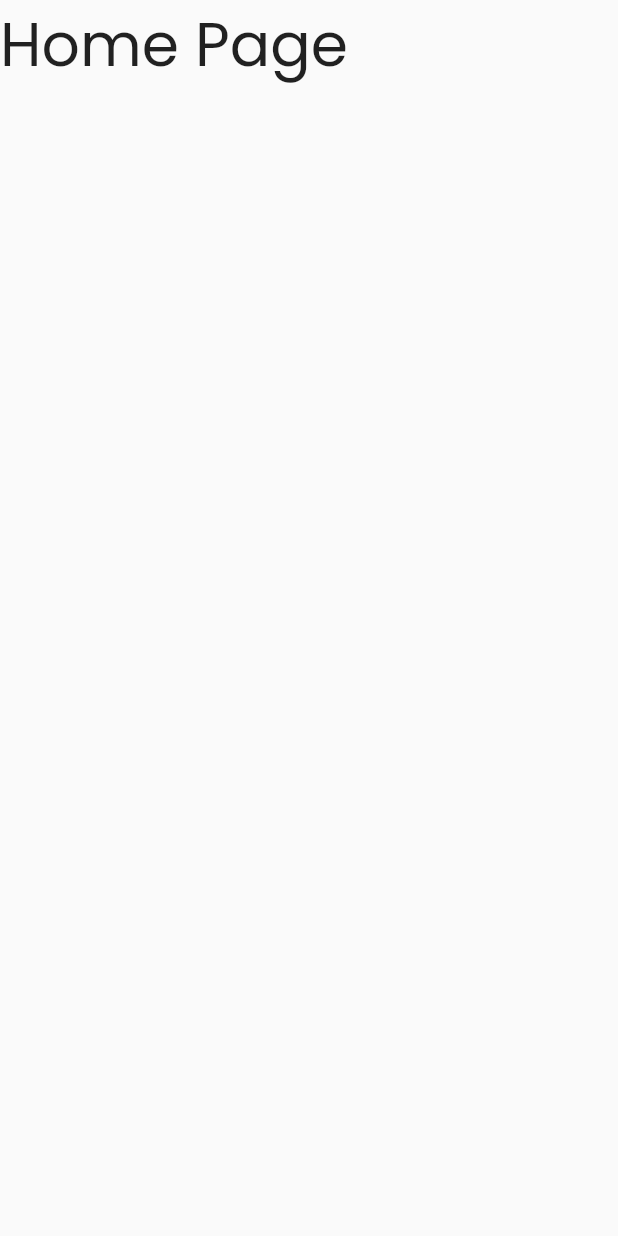
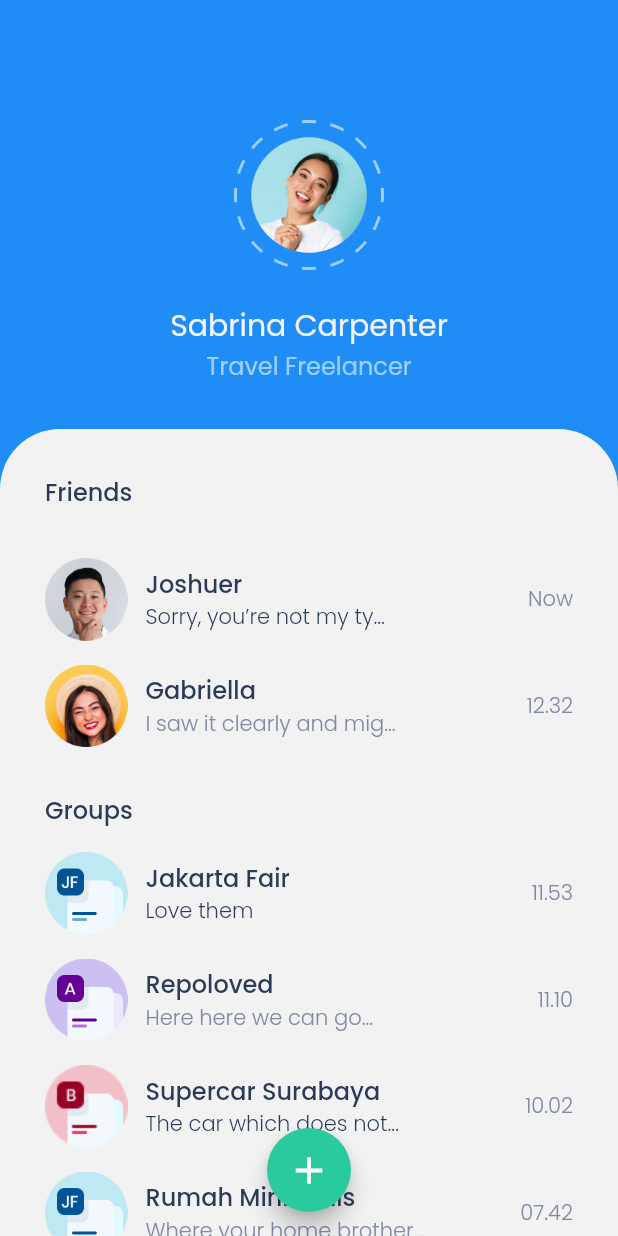
Before and after one commit to heyaender/flutter-heychat, a Flutter app: the screen it shows after launch, on a phone screen of 412 x 824 dp. Run offline on Flutter 3.47's test engine with Material 2 defaults, Android fonts, the phone set to English and light mode, and no system bars.

Commit message:
selesai slicing chattyapp

```diff
--- a/lib/main.dart
+++ b/lib/main.dart
@@ -1,9 +1,11 @@
 import 'package:flutter/material.dart';
 import 'pages/home_page.dart';
 
-void main() => runApp(MyApp());
+void main() => runApp(const MyApp());
 
 class MyApp extends StatelessWidget {
+  const MyApp({super.key});
+
   @override
   Widget build(BuildContext context) {
     return MaterialApp(
@@ -11,7 +13,7 @@ class MyApp extends StatelessWidget {
       theme: ThemeData(
         fontFamily: 'Poppins',
       ),
-      home: HomePage(),
+      home: const HomePage(),
     );
   }
 }
--- a/lib/pages/home_page.dart
+++ b/lib/pages/home_page.dart
@@ -1,13 +1,133 @@
+import 'package:chattyapp/theme.dart';
+import 'package:chattyapp/widgets/chat_tile.dart';
 import 'package:flutter/material.dart';
 
 class HomePage extends StatelessWidget {
+  const HomePage({super.key});
+
   @override
   Widget build(BuildContext context) {
     return Scaffold(
-      body: Text(
-        'Home Page',
-        style: TextStyle(
-          fontSize: 40,
+      floatingActionButton: FloatingActionButton(
+        onPressed: () {},
+        backgroundColor: greenColor,
+        child: const Icon(
+          Icons.add,
+          size: 30,
+        ),
+      ),
+      floatingActionButtonLocation: FloatingActionButtonLocation.centerFloat,
+      backgroundColor: blueColor,
+      body: Center(
+        child: SingleChildScrollView(
+          child: Column(
+            children: [
+              const SizedBox(
+                height: 80,
+              ),
+              Image.asset(
+                'assets/images/pic_profile.png',
+                height: 100,
+                width: 100,
+              ),
+              const SizedBox(
+                height: 20,
+              ),
+              const SizedBox(
+                height: 2,
+              ),
+              const Text(
+                'Sabrina Carpenter',
+                style: TextStyle(
+                  fontSize: 20,
+                  color: whiteColor,
+                ),
+              ),
+              const Text(
+                'Travel Freelancer',
+                style: TextStyle(fontSize: 16, color: lightBlueColor),
+              ),
+              const SizedBox(
+                height: 30,
+              ),
+              Container(
+                width: double.infinity,
+                padding: const EdgeInsets.all(30),
+                decoration: const BoxDecoration(
+                    color: whiteColor,
+                    borderRadius:
+                        BorderRadius.vertical(top: Radius.circular(40))),
+                child: Column(
+                  crossAxisAlignment: CrossAxisAlignment.start,
+                  children: [
+                    Text(
+                      'Friends',
+                      style: titleTextStyle,
+                    ),
+                    const SizedBox(
+                      height: 16,
+                    ),
+                    const ChatTile(
+                      imgUrl: 'assets/images/friend1.png',
+                      name: 'Joshuer',
+                      text: 'Sorry, you’re not my ty...',
+                      time: 'Now',
+                      unread: true,
+                    ),
+                    const ChatTile(
+                      imgUrl: 'assets/images/friend2.png',
+                      name: 'Gabriella',
+                      text: 'I saw it clearly and mig...',
+                      time: '12.32',
+                      unread: false,
+                    ),
+                    const SizedBox(
+                      height: 30,
+                    ),
+                    Text(
+                      'Groups',
+                      style: titleTextStyle,
+                    ),
+                    const ChatTile(
+                      imgUrl: 'assets/images/group1.png',
+                      name: 'Jakarta Fair',
+                      text: 'Love them',
+                      time: '11.53',
+                      unread: true,
+                    ),
+                    const ChatTile(
+                      imgUrl: 'assets/images/group2.png',
+                      name: 'Repoloved',
+                      text: 'Here here we can go...',
+                      time: '11.10',
+                      unread: false,
+                    ),
+                    const ChatTile(
+                      imgUrl: 'assets/images/group3.png',
+                      name: 'Supercar Surabaya',
+                      text: 'The car which does not...',
+                      time: '10.02',
+                      unread: true,
+                    ),
+                    const ChatTile(
+                      imgUrl: 'assets/images/group1.png',
+                      name: 'Rumah Minimalis',
+                      text: 'Where your home brother...',
+                      time: '07.42',
+                      unread: false,
+                    ),
+                    const ChatTile(
+                      imgUrl: 'assets/images/group2.png',
+                      name: 'Family 100',
+                      text: 'Pilih kantong kanan atau saku...',
+                      time: '05.42',
+                      unread: false,
+                    ),
+                  ],
+                ),
+              ),
+            ],
+          ),
         ),
       ),
     );
--- a/lib/theme.dart
+++ b/lib/theme.dart
@@ -1,21 +1,20 @@
-// ignore_for_file: use_full_hex_values_for_flutter_colors
-
 import 'package:flutter/material.dart';
 
-Color blueColor = const Color(0x1F8DF5);
-Color lightBlueColor = const Color(0x9ED0FF);
-Color whiteColor = const Color(0xF2F2F2);
-Color blackColor = const Color(0x2C3A59);
-Color lightBlackColor = const Color(0x808BA2);
-Color greenColor = const Color(0x29CB9E);
+const Color blueColor = Color(0xFF1F8DF5);
+const Color lightBlueColor = Color(0xFF9ed0ff);
+const Color whiteColor = Color(0xFFf2f2f2);
+const Color blackColor = Color(0xFF2c3a59);
+const Color lightBlackColor = Color(0xFF808ba2);
+const Color greenColor = Color(0xFF29cb9e);
+const Color greyColor = Color(0xFF2C3A59);
 
-TextStyle titleTextStyle = TextStyle(
+TextStyle titleTextStyle = const TextStyle(
   color: blackColor,
   fontWeight: FontWeight.w500,
   fontSize: 16,
 );
 
-TextStyle subTextStyle = TextStyle(
-  color: lightBlueColor,
+TextStyle subtitleTextStyle = const TextStyle(
+  color: lightBlackColor,
   fontWeight: FontWeight.w300,
 );
--- /dev/null
+++ b/lib/widgets/chat_tile.dart
@@ -0,0 +1,56 @@
+// ignore_for_file: prefer_typing_uninitialized_variables
+
+import 'package:flutter/material.dart';
+import 'package:chattyapp/theme.dart';
+
+class ChatTile extends StatelessWidget {
+  final String imgUrl, name, text, time;
+  final bool unread;
+
+  const ChatTile(
+      {super.key,
+      required this.imgUrl,
+      required this.name,
+      required this.text,
+      required this.time,
+      required this.unread});
+
+  @override
+  Widget build(BuildContext context) {
+    return Padding(
+      padding: const EdgeInsets.only(top: 16),
+      child: Row(
+        children: [
+          Image.asset(
+            imgUrl,
+            height: 55,
+            width: 55,
+          ),
+          const SizedBox(
+            width: 12,
+          ),
+          Column(
+            crossAxisAlignment: CrossAxisAlignment.start,
+            children: [
+              Text(
+                name,
+                style: titleTextStyle,
+              ),
+              Text(
+                text,
+                style: unread
+                    ? subtitleTextStyle.copyWith(color: blackColor)
+                    : subtitleTextStyle,
+              )
+            ],
+          ),
+          const Spacer(),
+          Text(
+            time,
+            style: subtitleTextStyle,
+          )
+        ],
+      ),
+    );
+  }
+}
```
Also changed, not shown: assets/images/add_btn.png (added).
